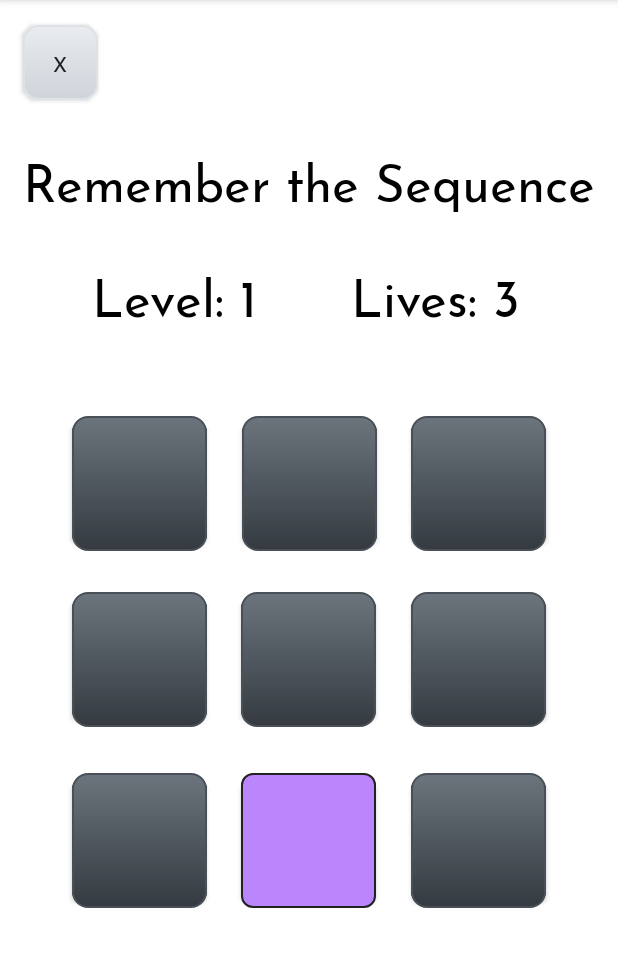
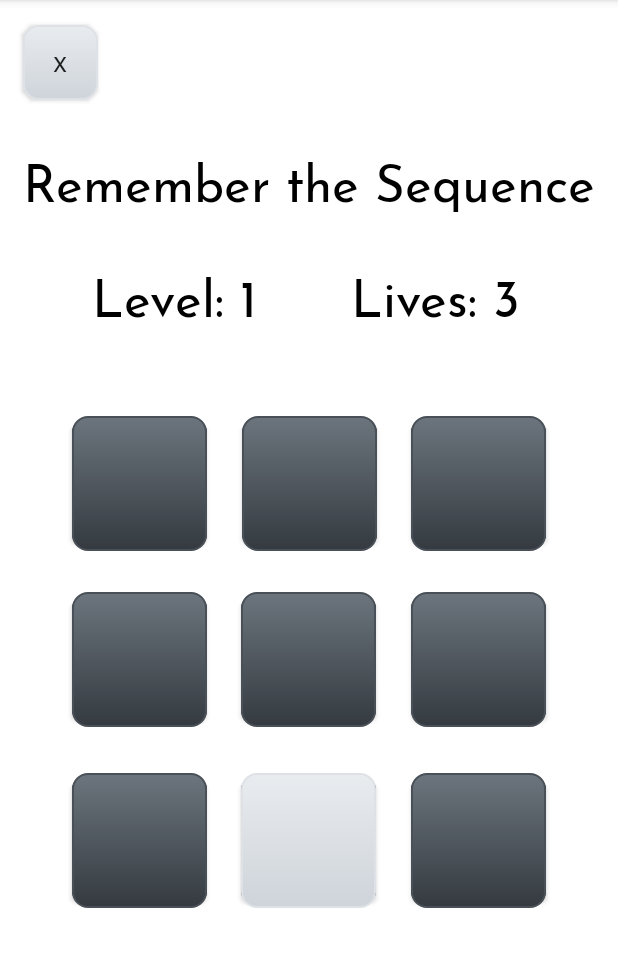
Before and after one commit to mtrhorange/ActiveMind, an Android app: the SequenceMemoryActivity screen opened directly, with no data from a screen before it, after a tap on "START", on a phone screen of 412 x 824 dp, the part 84-1051 px from its top. Run offline under Robolectric (Android 15) with nearby library versions, the phone set to English and light mode, and no system bars.

Commit message:
update image

```diff
--- a/app/src/main/java/com/example/activemind/NewHomeFragment.java
+++ b/app/src/main/java/com/example/activemind/NewHomeFragment.java
@@ -38,7 +38,7 @@ public class NewHomeFragment extends Fragment {
         categories.add(new CategoryModel("Number Memory Game","Number\nMemory\nGame",R.drawable.thumb));
         categories.add(new CategoryModel("Sequence Memory Game","Sequence\nMemory\nGame",R.drawable.medal));
         categories.add(new CategoryModel("Word Memory Game","Word\nMemory\nGame",R.drawable.thisfingers));
-        categories.add(new CategoryModel("More Game","More\nGames\nComing",R.drawable.lock));
+        categories.add(new CategoryModel("More Game","More\nGames\nComing", R.drawable.locknew));
 
         CategoryAdapter adapter = new CategoryAdapter(getContext(), categories);
         binding.categoryList.setLayoutManager(new GridLayoutManager(getContext(), 2));
--- a/app/src/main/java/com/example/activemind/games/SequenceMemoryActivity.java
+++ b/app/src/main/java/com/example/activemind/games/SequenceMemoryActivity.java
@@ -242,7 +242,7 @@ public class SequenceMemoryActivity extends AppCompatActivity {
         public ButtonCountdown(long millisInFuture, long countDownInterval, Button btn) {
             super(millisInFuture, countDownInterval);
             gameBtn = btn;
-            gameBtn.setForeground(getDrawable(R.drawable.button_clicked));
+            gameBtn.setForeground(getDrawable(R.drawable.my_button_slient));
         }
 
         @Override
@@ -254,7 +254,7 @@ public class SequenceMemoryActivity extends AppCompatActivity {
         @Override
         public void onTick(long millisUntilFinished) {
             if (millisUntilFinished <= 200)
-                gameBtn.setForeground(getDrawable(R.drawable.bg_button));
+                gameBtn.setForeground(getDrawable(R.drawable.my_button_active));
         }
     }
 
@@ -272,8 +272,4 @@ public class SequenceMemoryActivity extends AppCompatActivity {
             isClickable = true;
         }
     }
-
-
-
-
 }
--- /dev/null
+++ b/app/src/main/res/drawable/bannerbox.xml
@@ -0,0 +1,5 @@
+<?xml version="1.0" encoding="utf-8"?>
+<shape xmlns:android="http://schemas.android.com/apk/res/android">
+    <gradient android:startColor="@color/grey_7" android:endColor="@color/grey_7"></gradient>
+    <corners android:radius="20dp"></corners>
+</shape>
--- a/app/src/main/res/layout/activity_sequence_memory.xml
+++ b/app/src/main/res/layout/activity_sequence_memory.xml
@@ -275,6 +275,21 @@
             app:layout_constraintTop_toTopOf="parent"
             app:layout_constraintVertical_bias="0.89" />
 
+        <ImageView
+            android:id="@+id/gameOverImage"
+            android:layout_width="300dp"
+            android:layout_height="100dp"
+            android:layout_alignParentTop="true"
+            android:layout_centerHorizontal="true"
+            android:layout_marginTop="100dp"
+            android:visibility="visible"
+            app:layout_constraintEnd_toEndOf="parent"
+            app:layout_constraintHorizontal_bias="0.498"
+            app:layout_constraintStart_toStartOf="parent"
+            app:layout_constraintTop_toTopOf="parent"
+            app:layout_constraintBottom_toTopOf="@+id/gameOverText"
+            app:srcCompat="@drawable/gameover" />
+
         <TextView
             android:id="@+id/gameOverText"
             android:layout_width="wrap_content"
@@ -289,7 +304,7 @@
             app:layout_constraintBottom_toTopOf="@+id/endTitleText"
             app:layout_constraintEnd_toEndOf="parent"
             app:layout_constraintStart_toStartOf="parent"
-            app:layout_constraintTop_toTopOf="parent"
+            app:layout_constraintTop_toBottomOf="@+id/gameOverImage"
             app:layout_constraintVertical_bias="0.75" />
 
         <TextView
--- a/app/src/main/res/layout/fragment_graph.xml
+++ b/app/src/main/res/layout/fragment_graph.xml
@@ -148,7 +148,7 @@
             android:layout_height="wrap_content"
             android:layout_marginLeft="32dp"
             android:layout_marginRight="32dp"
-            android:background="@color/grey_7"
+            android:background="@drawable/bannerbox"
             android:gravity="center"
             android:padding="16dp"
             android:text="Please Press the profile icon at the bottom right to login to view data"
--- a/app/src/main/res/layout/fragment_history.xml
+++ b/app/src/main/res/layout/fragment_history.xml
@@ -32,7 +32,7 @@
             android:layout_height="wrap_content"
             android:layout_marginLeft="32dp"
             android:layout_marginRight="32dp"
-            android:background="@color/grey_7"
+            android:background="@drawable/bannerbox"
             android:gravity="center"
             android:padding="16dp"
             android:text="Please Press the profile icon at the bottom right to login to view data"
```
Also changed, not shown: app/src/main/java/com/example/activemind/games/NumberMemoryActivity.java (+8 -0 lines), app/src/main/res/layout/activity_number_memory.xml (+31 -13 lines), app/src/main/res/layout/fragment_profile.xml (+13 -13 lines), app/src/main/res/drawable-v24/activemind.png (added), app/src/main/res/drawable-v24/gameover.png (added), app/src/main/res/drawable-v24/good.png (added), app/src/main/res/drawable-v24/lock.png (deleted), app/src/main/res/drawable-v24/wow.png, app/src/main/res/drawable/locknew.png (added).
